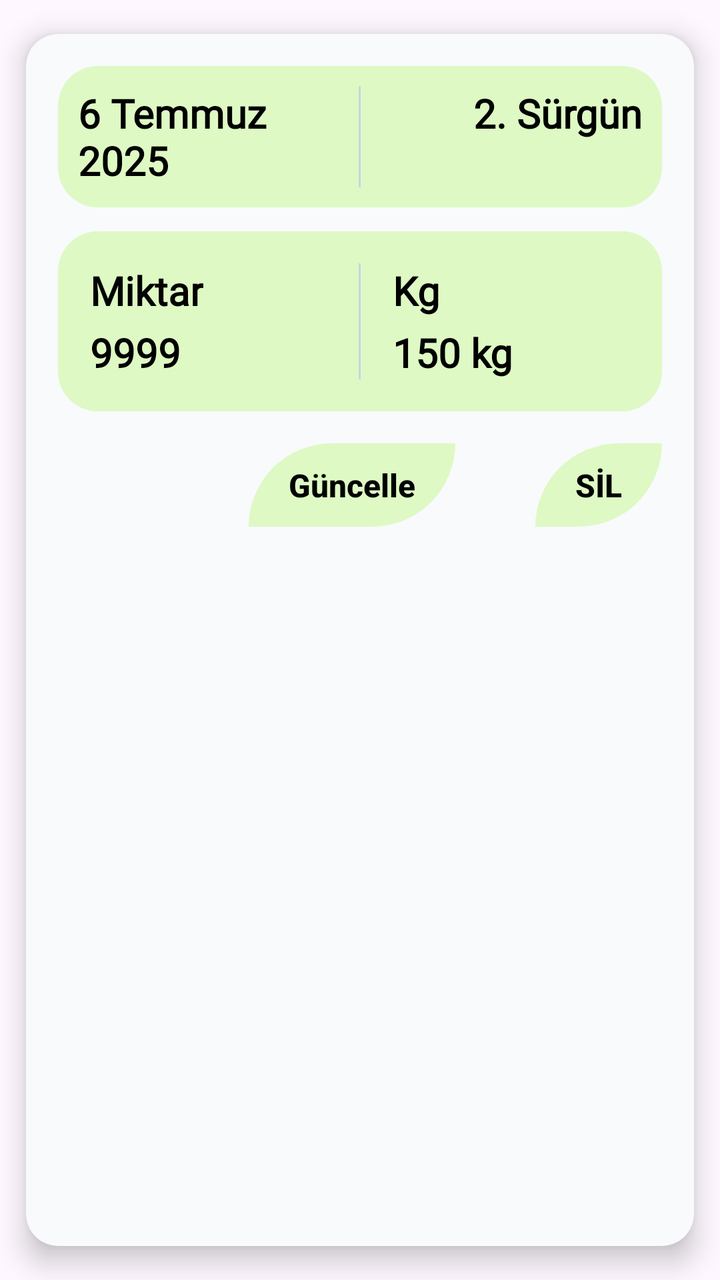
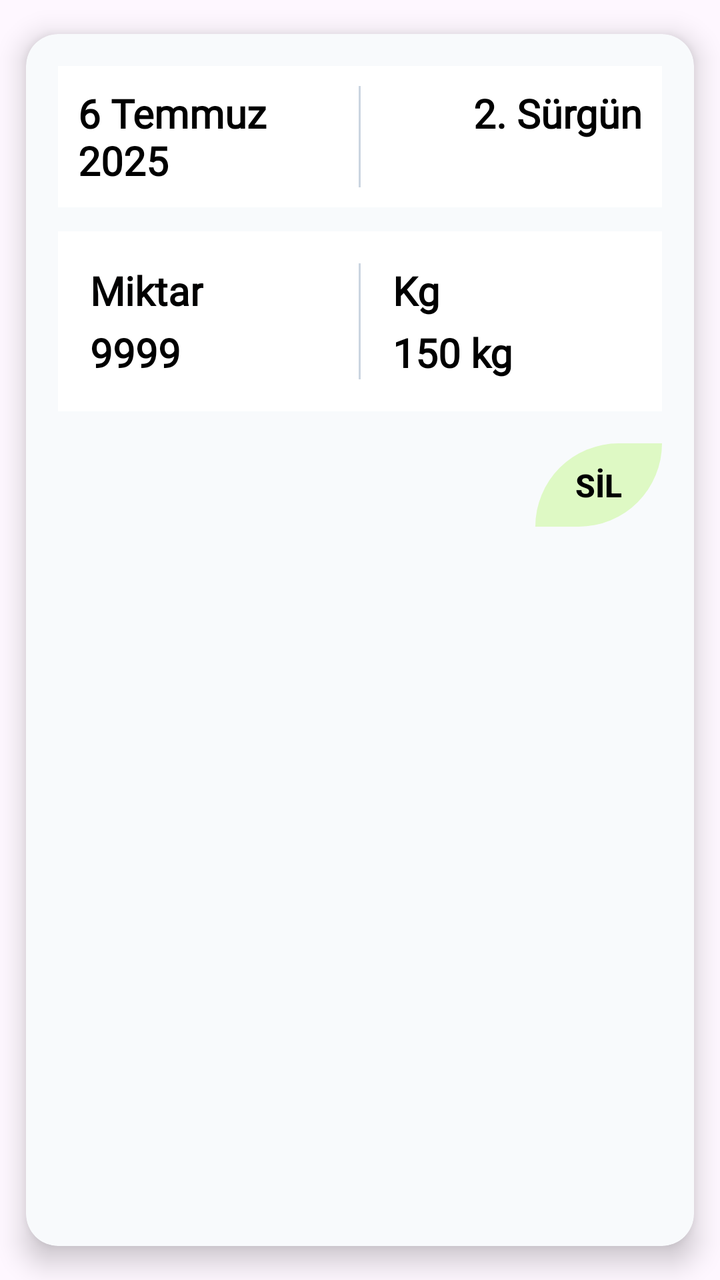

The first picture is an Android layout as it rendered before a commit; the second is the same layout after the commit. The layout source and the unified diff follow.
<!-- AndroidManifest.xml: application theme Theme.DesignExample -->
<!-- res/layout/recycler_view_kayit_card.xml -->
<?xml version="1.0" encoding="utf-8"?>
<androidx.cardview.widget.CardView
    xmlns:android="http://schemas.android.com/apk/res/android"
    xmlns:app="http://schemas.android.com/apk/res-auto"
    android:layout_width="match_parent"
    android:layout_height="wrap_content"
    android:layout_marginHorizontal="12dp"
    android:layout_marginVertical="10dp"
    app:cardCornerRadius="16dp"
    app:cardElevation="8dp"
    app:cardUseCompatPadding="true"
    app:cardBackgroundColor="#F8FAFC">

    <LinearLayout
        android:layout_width="match_parent"
        android:layout_height="wrap_content"
        android:orientation="vertical"
        android:padding="16dp"
        >

        
        <LinearLayout
            android:layout_width="match_parent"
            android:layout_height="wrap_content"
            android:layout_marginBottom="12dp"
            android:orientation="horizontal"
            android:background="@drawable/info_card_background"
            android:padding="10dp"
            >

            <TextView
                android:id="@+id/kayit_tarih"
                android:layout_width="0dp"
                android:layout_height="wrap_content"
                android:layout_weight="1"
                android:fontFamily="@font/sen"
                android:text="6 Temmuz 2025"
                android:textColor="@color/black"
                android:textSize="20sp"
                android:textStyle="bold" />

            
            <View
                android:layout_width="1dp"
                android:layout_height="match_parent"
                android:layout_marginHorizontal="8dp"
                android:background="#CBD5E1" />

            <TextView
                android:id="@+id/kayit_surgun"
                android:layout_width="0dp"
                android:layout_height="wrap_content"
                android:layout_weight="1"
                android:fontFamily="@font/sen"
                android:gravity="end"
                android:text="2. Sürgün"
                android:textColor="@color/black"
                android:textSize="20sp"
                android:textStyle="bold" />
        </LinearLayout>

        
        <LinearLayout
            android:layout_width="match_parent"
            android:layout_height="wrap_content"
            android:orientation="horizontal"
            android:background="@drawable/info_card_background"
            android:padding="16dp">

            
            <LinearLayout
                android:layout_width="0dp"
                android:layout_height="wrap_content"
                android:layout_weight="1"
                android:orientation="vertical"
                android:paddingEnd="8dp"
                android:background="#"
                >

                <TextView
                    android:layout_width="wrap_content"
                    android:layout_height="wrap_content"
                    android:fontFamily="@font/sen"
                    android:text="Miktar"
                    android:textColor="#020101"
                    android:textSize="20sp"
                    android:textStyle="bold" />

                <TextView
                    android:id="@+id/kayit_fiyat"
                    android:layout_width="wrap_content"
                    android:layout_height="wrap_content"
                    android:layout_marginTop="4dp"
                    android:fontFamily="@font/sen"
                    android:text="9999"
                    android:textColor="@color/black"
                    android:textSize="20sp"
                    android:textStyle="bold" />
            </LinearLayout>

            
            <View
                android:layout_width="1dp"
                android:layout_height="match_parent"
                android:background="#CBD5E1"
                android:layout_marginHorizontal="8dp" />

            
            <LinearLayout
                android:layout_width="0dp"
                android:layout_height="wrap_content"
                android:layout_weight="1"
                android:orientation="vertical"
                android:paddingHorizontal="8dp">

                <TextView
                    android:layout_width="wrap_content"
                    android:layout_height="wrap_content"
                    android:fontFamily="@font/sen"
                    android:text="Kg"
                    android:textColor="@color/black"
                    android:textSize="20sp"
                    android:textStyle="bold" />

                <TextView
                    android:id="@+id/kayit_kg"
                    android:layout_width="wrap_content"
                    android:layout_height="wrap_content"
                    android:layout_marginTop="4dp"
                    android:fontFamily="@font/sen"
                    android:text="150 kg"
                    android:textColor="@color/black"
                    android:textSize="20sp"
                    android:textStyle="bold" />
            </LinearLayout>
        </LinearLayout>

        
        <LinearLayout
            android:layout_width="match_parent"
            android:layout_height="wrap_content"
            android:layout_marginTop="16dp"
            android:gravity="end"
            android:orientation="horizontal">

            <TextView
                android:id="@+id/KayitGuncelle"
                android:layout_width="wrap_content"
                android:layout_height="wrap_content"
                android:background="@drawable/custom_button_design"
                android:clickable="true"
                android:focusable="true"
                android:paddingHorizontal="20dp"
                android:paddingVertical="10dp"
                android:text="Güncelle"
                android:textColor="@color/black"
                android:textSize="16sp"
                android:textStyle="bold"
                android:layout_marginEnd="40dp"
                android:fontFamily="sans-serif-medium" />

            <TextView
                android:id="@+id/KayitSil"
                android:layout_width="wrap_content"
                android:layout_height="wrap_content"
                android:background="@drawable/custom_button_design"
                android:clickable="true"
                android:focusable="true"
                android:paddingHorizontal="20dp"
                android:paddingVertical="10dp"
                android:text="SİL"
                android:textColor="@color/black"
                android:textSize="16sp"
                android:textStyle="bold"
                android:fontFamily="sans-serif-medium" />

        </LinearLayout>

    </LinearLayout>

</androidx.cardview.widget.CardView>
<!-- resources referenced by this layout -->
<resources>
  <color name="black">#FF000000</color>
  <!-- drawable custom_button_design (drawable) -->
  <?xml version="1.0" encoding="utf-8"?>
  <shape xmlns:android="http://schemas.android.com/apk/res/android"
          android:shape="rectangle">
  
      <solid android:color="#DEF9C4"/>
      <corners android:topLeftRadius="100dp" android:bottomRightRadius="100dp"/>
  
  </shape>
  <!-- drawable info_card_background (drawable) -->
  <?xml version="1.0" encoding="utf-8"?>
  <shape xmlns:android="http://schemas.android.com/apk/res/android"
      android:shape="rectangle">
  
      <solid android:color="#DEF9C4"/>
      <corners android:radius="20dp"/>
  
  </shape>
  <style name="Theme.DesignExample" parent="Base.Theme.DesignExample" />
  <style name="Base.Theme.DesignExample" parent="Theme.Material3.DayNight.NoActionBar">
          
          
          <item name="android:statusBarColor">@color/black</item>
      </style>
</resources>

<!-- the commit's change to res/layout/recycler_view_kayit_card.xml (unified diff, before → after) -->
@@ -24,7 +24,7 @@
             android:layout_height="wrap_content"
             android:layout_marginBottom="12dp"
             android:orientation="horizontal"
-            android:background="@drawable/info_card_background"
+            android:background="@color/white"
             android:padding="10dp"
             >
 
@@ -64,7 +64,7 @@
             android:layout_width="match_parent"
             android:layout_height="wrap_content"
             android:orientation="horizontal"
-            android:background="@drawable/info_card_background"
+            android:background="@color/white"
             android:padding="16dp">
 
             
@@ -74,7 +74,6 @@
                 android:layout_weight="1"
                 android:orientation="vertical"
                 android:paddingEnd="8dp"
-                android:background="#"
                 >
 
                 <TextView
@@ -144,22 +143,6 @@
             android:orientation="horizontal">
 
             <TextView
-                android:id="@+id/KayitGuncelle"
-                android:layout_width="wrap_content"
-                android:layout_height="wrap_content"
-                android:background="@drawable/custom_button_design"
-                android:clickable="true"
-                android:focusable="true"
-                android:paddingHorizontal="20dp"
-                android:paddingVertical="10dp"
-                android:text="Güncelle"
-                android:textColor="@color/black"
-                android:textSize="16sp"
-                android:textStyle="bold"
-                android:layout_marginEnd="40dp"
-                android:fontFamily="sans-serif-medium" />
-
-            <TextView
                 android:id="@+id/KayitSil"
                 android:layout_width="wrap_content"
                 android:layout_height="wrap_content"
<!-- resource entries referenced after the edit -->
@@ -1,6 +1,7 @@
 <!-- resources referenced by this layout -->
 <resources>
   <color name="black">#FF000000</color>
+  <color name="white">#FFFFFFFF</color>
   <!-- drawable custom_button_design (drawable) -->
   <?xml version="1.0" encoding="utf-8"?>
   <shape xmlns:android="http://schemas.android.com/apk/res/android"
@@ -8,15 +9,6 @@
   
       <solid android:color="#DEF9C4"/>
       <corners android:topLeftRadius="100dp" android:bottomRightRadius="100dp"/>
-  
-  </shape>
-  <!-- drawable info_card_background (drawable) -->
-  <?xml version="1.0" encoding="utf-8"?>
-  <shape xmlns:android="http://schemas.android.com/apk/res/android"
-      android:shape="rectangle">
-  
-      <solid android:color="#DEF9C4"/>
-      <corners android:radius="20dp"/>
   
   </shape>
   <style name="Theme.DesignExample" parent="Base.Theme.DesignExample" />
